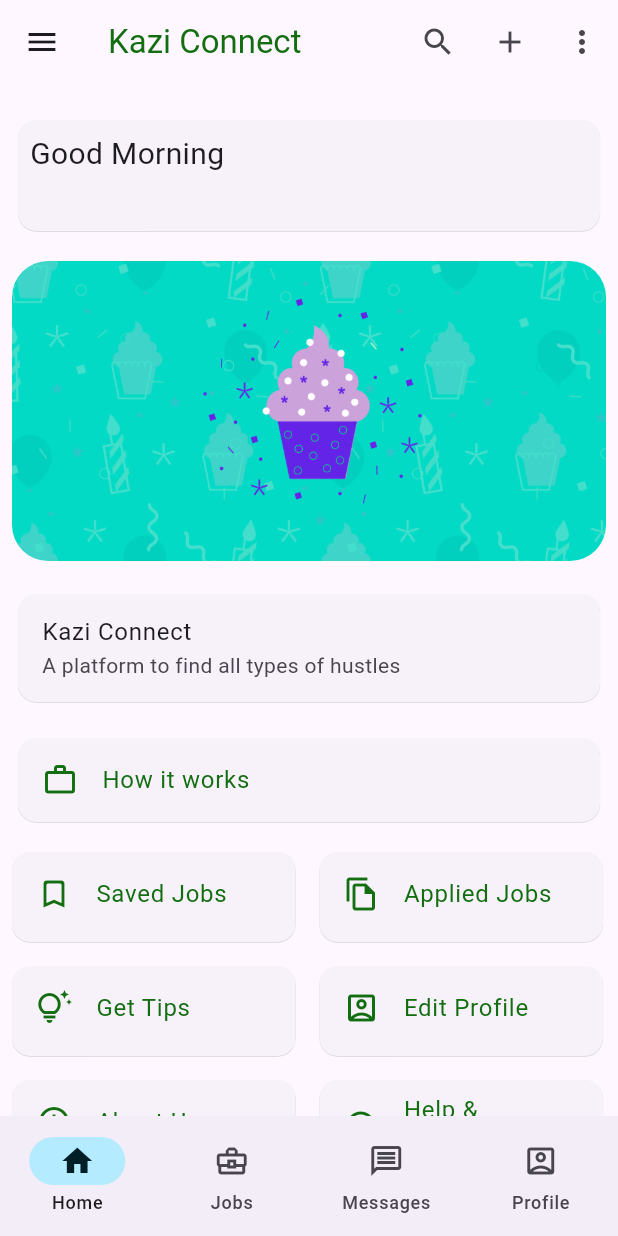
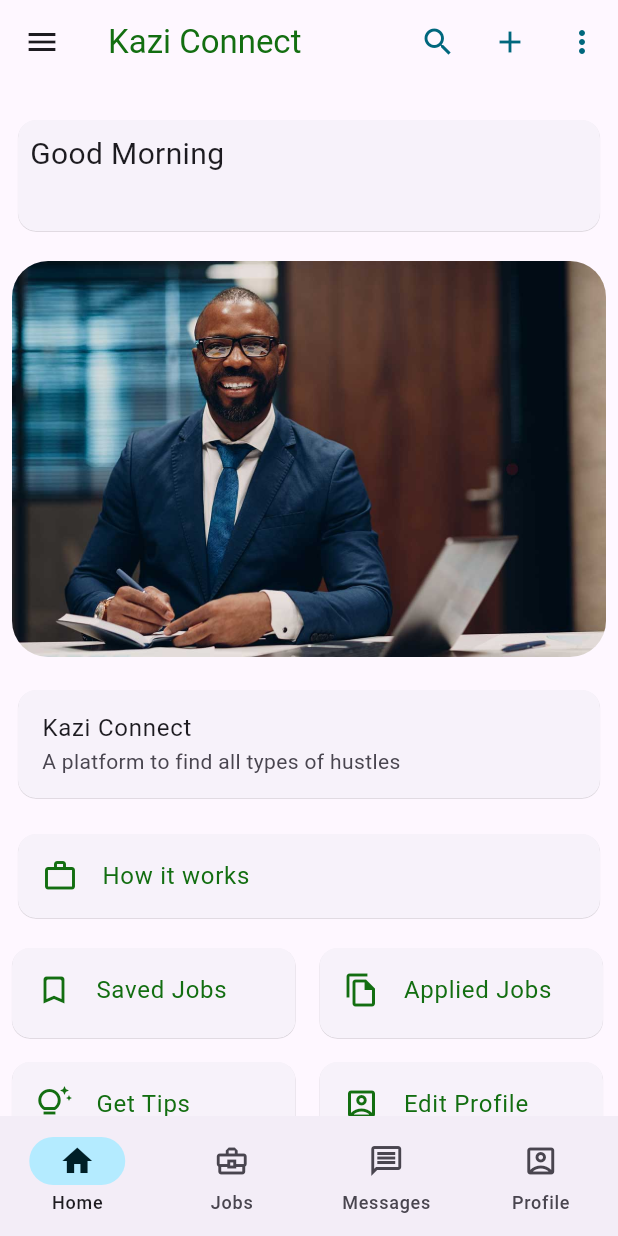
Before and after one commit to AnchorMiles/kazi_connect, a Flutter app: the screen it shows once a user with an empty profile is signed in, on a phone screen of 412 x 824 dp. Run offline on Flutter 3.47's test engine with Material 2 defaults, Android fonts, the phone set to English and light mode, and no system bars; our stand-ins replace cached_network_image, cloud_firestore, easy_dynamic_theme, firebase_auth, firebase_core, firebase_storage and 6 more; missing offline and left inert: firebase_ui_auth, firebase_ui_oauth_google, flutter_phone_direct_caller; accounts and stored records are empty; generated files the repository leaves out were written again.

Commit message:
app design

```diff
--- a/lib/presentation/home/bottomnav_pages/home.dart
+++ b/lib/presentation/home/bottomnav_pages/home.dart
@@ -84,18 +84,15 @@ class _HomePageState extends State<HomePage> {
         const SizedBox(height: 16),
         Padding(
           padding: const EdgeInsets.only(left: 8, right: 8),
-          child: SizedBox(
-            height: 200,
-            child: ClipRRect(
-              borderRadius: BorderRadius.circular(24),
-              child: Image.asset(
-                "assets/image_holder.png",
-                fit: BoxFit.cover,
-              ),
+          child: ClipRRect(
+            borderRadius: BorderRadius.circular(24),
+            child: Image.asset(
+              "assets/person_in_office.png",
+              fit: BoxFit.cover,
             ),
           ),
         ),
-        SizedBox(height: 10),
+        const SizedBox(height: 10),
         const Padding(
           padding: EdgeInsets.all(8.0),
           child: Card(
--- a/lib/presentation/home/drawer_destinations/about.dart
+++ b/lib/presentation/home/drawer_destinations/about.dart
@@ -8,7 +8,10 @@ class AboutPage extends StatelessWidget {
     return Scaffold(
       appBar: AppBar(
         centerTitle: true,
-        title: const Text("About"),
+        title: Text(
+          "About us",
+          style: TextStyle(color: Theme.of(context).primaryColor),
+        ),
       ),
       body: ListView(
         children: [],
--- a/lib/presentation/home/home_screen.dart
+++ b/lib/presentation/home/home_screen.dart
@@ -95,35 +95,65 @@ class _HomeScreenState extends State<HomeScreen> {
                   onTap: () {
                     nextPage(context: context, page: const NotificationsPage());
                   },
-                  title: const Text("Notifications"),
-                  leading: const Icon(Icons.notifications_none),
+                  title: Text(
+                    "Notifications",
+                    style: TextStyle(
+                        color: Theme.of(context).colorScheme.secondary),
+                  ),
+                  leading: Icon(
+                      color: Theme.of(context).colorScheme.secondary,
+                      Icons.notifications_none),
                 ),
                 ListTile(
                   onTap: () {
                     nextPage(context: context, page: const HelpSupportPage());
                   },
-                  title: const Text("Help & Support"),
-                  leading: const Icon(Icons.help_outline),
+                  title: Text(
+                    "Help & Support",
+                    style: TextStyle(
+                        color: Theme.of(context).colorScheme.secondary),
+                  ),
+                  leading: Icon(
+                      color: Theme.of(context).colorScheme.secondary,
+                      Icons.help_outline),
                 ),
                 ListTile(
                   onTap: () {
                     nextPage(
                         context: context, page: const TermsOfServicePage());
                   },
-                  title: const Text("Terms of Service"),
-                  leading: const Icon(Icons.playlist_add_check_circle_outlined),
+                  title: Text(
+                    "Terms of Service",
+                    style: TextStyle(
+                        color: Theme.of(context).colorScheme.secondary),
+                  ),
+                  leading: Icon(
+                      color: Theme.of(context).colorScheme.secondary,
+                      Icons.playlist_add_check_circle_outlined),
                 ),
                 ListTile(
                   onTap: () {},
-                  title: const Text("Privacy Policy"),
-                  leading: const Icon(Icons.privacy_tip_outlined),
+                  title: Text(
+                    "Privacy Policy",
+                    style: TextStyle(
+                        color: Theme.of(context).colorScheme.secondary),
+                  ),
+                  leading: Icon(
+                      color: Theme.of(context).colorScheme.secondary,
+                      Icons.privacy_tip_outlined),
                 ),
                 ListTile(
                   onTap: () {
                     nextPage(context: context, page: const AboutPage());
                   },
-                  title: const Text("About"),
-                  leading: const Icon(Icons.help_outline),
+                  title: Text(
+                    "About us",
+                    style: TextStyle(
+                        color: Theme.of(context).colorScheme.secondary),
+                  ),
+                  leading: Icon(
+                      color: Theme.of(context).colorScheme.secondary,
+                      Icons.help_outline),
                 ),
               ],
             ),
@@ -142,7 +172,10 @@ class _HomeScreenState extends State<HomeScreen> {
                 onPressed: () {
                   nextPage(context: context, page: const SearchPage());
                 },
-                icon: const Icon(Icons.search)),
+                icon: Icon(
+                  Icons.search,
+                  color: Theme.of(context).colorScheme.secondary,
+                )),
           if (currentPageIndex == 3)
             IconButton(
                 tooltip: "Edit Profile",
@@ -156,9 +189,16 @@ class _HomeScreenState extends State<HomeScreen> {
             IconButton(
                 tooltip: "Post a Job",
                 onPressed: () {},
-                icon: const Icon(Icons.add)),
+                icon: Icon(
+                  Icons.add,
+                  color: Theme.of(context).colorScheme.secondary,
+                )),
           if (currentPageIndex != 3)
             PopupMenuButton(
+                icon: Icon(
+                  Icons.more_vert,
+                  color: Theme.of(context).colorScheme.secondary,
+                ),
                 position: PopupMenuPosition.under,
                 onSelected: (value) {
                   switch (value) {
@@ -188,49 +228,81 @@ class _HomeScreenState extends State<HomeScreen> {
                 itemBuilder: (ctx) {
                   return [
                     if (currentPageIndex != 3)
-                      const PopupMenuItem(
+                      PopupMenuItem(
                           value: "Saved Jobs",
                           child: Row(
                             children: [
-                              Icon(Icons.bookmark_border_rounded),
-                              SizedBox(
+                              Icon(
+                                  color:
+                                      Theme.of(context).colorScheme.secondary,
+                                  Icons.bookmark_border_rounded),
+                              const SizedBox(
                                 width: 12,
                               ),
-                              Text("Saved Jobs")
+                              Text(
+                                "Saved Jobs",
+                                style: TextStyle(
+                                    color: Theme.of(context)
+                                        .colorScheme
+                                        .secondary),
+                              )
                             ],
                           )),
                     if (currentPageIndex != 3)
-                      const PopupMenuItem(
+                      PopupMenuItem(
                           value: "Applied Jobs",
                           child: Row(
                             children: [
-                              Icon(Icons.view_timeline_outlined),
-                              SizedBox(
+                              Icon(
+                                  color:
+                                      Theme.of(context).colorScheme.secondary,
+                                  Icons.view_timeline_outlined),
+                              const SizedBox(
                                 width: 12,
                               ),
-                              Text("Applied Jobs")
+                              Text(
+                                "Applied Jobs",
+                                style: TextStyle(
+                                    color: Theme.of(context)
+                                        .colorScheme
+                                        .secondary),
+                              )
                             ],
                           )),
-                    const PopupMenuItem(
+                    PopupMenuItem(
                         value: "Invite Friends",
                         child: Row(
                           children: [
-                            Icon(Icons.share),
-                            SizedBox(
+                            Icon(
+                                color: Theme.of(context).colorScheme.secondary,
+                                Icons.share),
+                            const SizedBox(
                               width: 12,
                             ),
-                            Text("Invite Friends")
+                            Text(
+                              "Invite Friends",
+                              style: TextStyle(
+                                  color:
+                                      Theme.of(context).colorScheme.secondary),
+                            )
                           ],
                         )),
-                    const PopupMenuItem(
+                    PopupMenuItem(
                         value: "Feedback",
                         child: Row(
                           children: [
-                            Icon(Icons.feedback_outlined),
-                            SizedBox(
+                            Icon(
+                                color: Theme.of(context).colorScheme.secondary,
+                                Icons.feedback_outlined),
+                            const SizedBox(
                               width: 12,
                             ),
-                            Text("Feedback")
+                            Text(
+                              "Feedback",
+                              style: TextStyle(
+                                  color:
+                                      Theme.of(context).colorScheme.secondary),
+                            )
                           ],
                         )),
                   ];
```
Also changed, not shown: assets/image_holder.png (deleted), assets/person_in_office.png (added).
